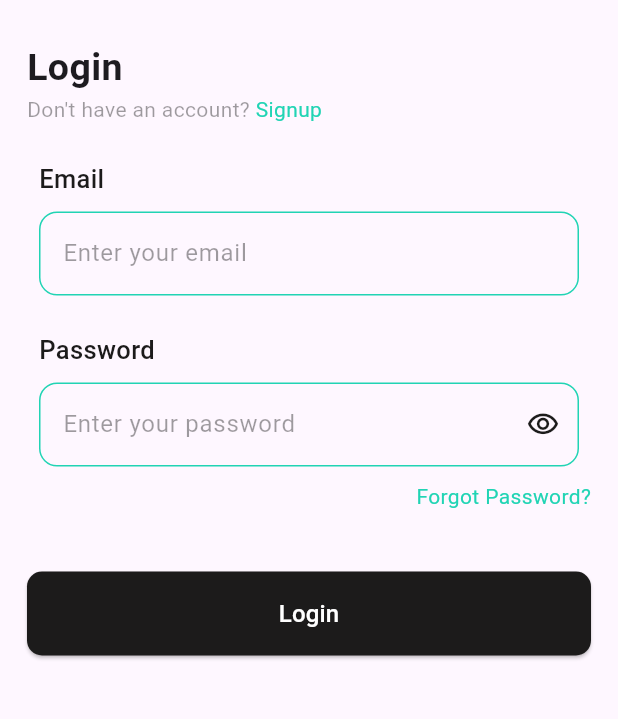
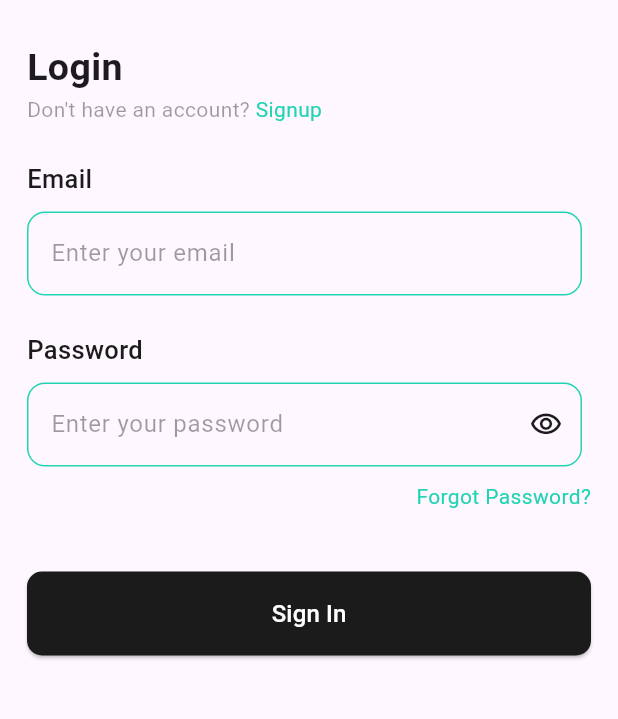
Before and after one commit to Iamuosif/QuickMart, a Flutter app: the screen it shows after launch, after a tap on "Skip for now", after a tap on "Login", on a phone screen of 412 x 824 dp, the part 153-872 px from its top. Run offline on Flutter 3.47's test engine with Material 3 defaults, Android fonts, the phone set to English and light mode, and no system bars; our stand-ins replace bloc, flutter_bloc, fluttertoast, get_it, go_router, shared_preferences and 2 more; accounts and stored records are empty.

Commit message:
auth commit

```diff
--- a/lib/core/routes/app_router.dart
+++ b/lib/core/routes/app_router.dart
@@ -1,8 +1,10 @@
 import 'package:flutter_bloc/flutter_bloc.dart';
 import 'package:go_router/go_router.dart';
 import 'package:quick_mart/features/auth/presentation/cubit/auth_cubit.dart';
+import 'package:quick_mart/features/auth/presentation/view/forget_pass_view.dart';
 import 'package:quick_mart/features/auth/presentation/view/sign_in_view.dart';
 import 'package:quick_mart/features/auth/presentation/view/sign_up_view.dart';
+import 'package:quick_mart/features/home/presentation/home_view.dart';
 import 'package:quick_mart/features/onBoarding/view/on_borading_view.dart';
 import 'package:quick_mart/features/splash/view/splash_view.dart';
 
@@ -13,6 +15,15 @@ final GoRouter router = GoRouter(
       path: '/onBoarding',
       builder: (context, state) => const OnBoardingView(),
     ),
+    GoRoute(
+      path: '/forgotpassword',
+      builder:
+          (context, state) => BlocProvider(
+            create: (context) => AuthCubit(),
+            child: const ForgetPassView(),
+          ),
+    ),
+    GoRoute(path: '/home', builder: (context, state) => const HomeView()),
     GoRoute(
       path: '/signIn',
       builder:
--- a/lib/core/services/server_locator.dart
+++ b/lib/core/services/server_locator.dart
@@ -7,7 +7,4 @@ final getIt = GetIt.instance;
 void setupServiceLocator() {
   getIt.registerSingleton<CacheHelper>(CacheHelper());
   getIt.registerSingleton<AuthCubit>(AuthCubit());
-
-  // Alternatively you could write it if you don't like global variables
-  //GetIt.I.registerSingleton<CacheHelper>(CacheHelper());
 }
--- a/lib/features/auth/presentation/widget/custom_text_form_field.dart
+++ b/lib/features/auth/presentation/widget/custom_text_form_field.dart
@@ -16,7 +16,7 @@ class CustomTextFormField extends StatelessWidget {
   @override
   Widget build(BuildContext context) {
     return Padding(
-      padding: const EdgeInsets.only(top: 24, right: 8, left: 8),
+      padding: const EdgeInsets.only(top: 24, right: 6, left: 0),
       child: Column(
         crossAxisAlignment: CrossAxisAlignment.start,
         children: [
--- a/lib/features/auth/presentation/widget/password_text_form_field.dart
+++ b/lib/features/auth/presentation/widget/password_text_form_field.dart
@@ -24,7 +24,7 @@ class _PasswordTextFormFieldState extends State<PasswordTextFormField> {
   @override
   Widget build(BuildContext context) {
     return Padding(
-      padding: const EdgeInsets.only(top: 24, right: 8, left: 8),
+      padding: const EdgeInsets.only(top: 24, right: 6, left: 0),
       child: Column(
         crossAxisAlignment: CrossAxisAlignment.start,
         children: [
--- a/lib/features/auth/presentation/widget/sign_in_form.dart
+++ b/lib/features/auth/presentation/widget/sign_in_form.dart
@@ -1,6 +1,7 @@
 import 'package:flutter/material.dart';
 import 'package:flutter_bloc/flutter_bloc.dart';
 import 'package:quick_mart/core/functions/navigation.dart';
+import 'package:quick_mart/core/utils/app_colors.dart';
 import 'package:quick_mart/core/utils/app_strings.dart';
 import 'package:quick_mart/core/widget/custom_button.dart';
 import 'package:quick_mart/core/widget/custom_toast.dart';
@@ -18,16 +19,16 @@ class SignInForm extends StatelessWidget {
     AuthCubit authCubit = BlocProvider.of<AuthCubit>(context);
     return BlocConsumer<AuthCubit, AuthState>(
       listener: (context, state) {
-        if (state is SignUpSccuessState) {
+        if (state is SignInSccuessState) {
           showToast(msg: "Account Created Successfully");
-          customReplacementNavigate(context, '/signIn');
-        } else if (state is SignUpFailureState) {
+          customReplacementNavigate(context, '/home');
+        } else if (state is SignInFailureState) {
           showToast(msg: state.errMessage);
         }
       },
       builder: (context, state) {
         return Form(
-          key: authCubit.signUpFormKey,
+          key: authCubit.signInFormKey,
           child: Column(
             children: [
               CustomTextFormField(
@@ -47,8 +48,10 @@ class SignInForm extends StatelessWidget {
               SizedBox(height: 10),
               ForgotPasswordTextWidget(),
               SizedBox(height: 40),
-              CustomBtn(
-                text: AppStrings.login,
+              state is SignInLoadingState
+                  ? CircularProgressIndicator(color: AppColors.cyan)
+                  : CustomBtn(
+                    text: AppStrings.signin,
                     onPressed: () async {
                       if (authCubit.signInFormKey.currentState!.validate()) {
                         await authCubit.signInwithEmailAndPassword();
--- /dev/null
+++ b/lib/features/onBoarding/function/on_boarding_visited.dart
@@ -0,0 +1,6 @@
+import 'package:quick_mart/core/database/cache/cache_helper.dart';
+import 'package:quick_mart/core/services/server_locator.dart';
+
+void isonBoardingVisited() {
+  getIt<CacheHelper>().saveData(key: 'isonBoardingVisited', value: true);
+}
--- a/lib/features/onBoarding/widget/get_buttons.dart
+++ b/lib/features/onBoarding/widget/get_buttons.dart
@@ -3,6 +3,7 @@ import 'package:quick_mart/core/functions/navigation.dart';
 import 'package:quick_mart/core/utils/app_colors.dart';
 import 'package:quick_mart/core/widget/custom_button.dart';
 import 'package:quick_mart/features/onBoarding/data/model/on_boarding_model.dart';
+import 'package:quick_mart/features/onBoarding/function/on_boarding_visited.dart';
 
 class GetButtons extends StatelessWidget {
   const GetButtons({
@@ -29,6 +30,7 @@ class GetButtons extends StatelessWidget {
           width: 160,
           text: 'Login',
           onPressed: () {
+            isonBoardingVisited();
             customReplacementNavigate(context, '/signIn');
           },
           color: AppColors.white,
@@ -39,6 +41,7 @@ class GetButtons extends StatelessWidget {
           height: 56,
           child: ElevatedButton(
             onPressed: () {
+              isonBoardingVisited();
               customReplacementNavigate(context, '/signUp');
             },
             style: ElevatedButton.styleFrom(
--- a/lib/features/onBoarding/widget/on_boarding_body_widget.dart
+++ b/lib/features/onBoarding/widget/on_boarding_body_widget.dart
@@ -3,6 +3,7 @@ import 'package:quick_mart/core/functions/navigation.dart';
 import 'package:quick_mart/core/utils/app_assets.dart';
 import 'package:quick_mart/core/utils/app_colors.dart';
 import 'package:quick_mart/features/onBoarding/data/model/on_boarding_model.dart';
+import 'package:quick_mart/features/onBoarding/function/on_boarding_visited.dart';
 import 'package:quick_mart/features/onBoarding/widget/custom_nav_bar.dart';
 import 'package:quick_mart/features/onBoarding/widget/custom_smooth_page_indicator.dart';
 import 'package:quick_mart/features/onBoarding/widget/get_buttons.dart';
@@ -67,6 +68,7 @@ class OnBoardingBodyWidget extends StatelessWidget {
                                 ),
                             CustomNavBar(
                               onTap: () {
+                                isonBoardingVisited();
                                 customReplacementNavigate(context, '/signUp');
                               },
                             ),
--- a/lib/features/splash/view/splash_view.dart
+++ b/lib/features/splash/view/splash_view.dart
@@ -1,6 +1,10 @@
 import 'package:flutter/material.dart';
+import 'package:quick_mart/core/database/cache/cache_helper.dart'
+    show CacheHelper;
 import 'package:quick_mart/core/functions/navigation.dart';
+import 'package:quick_mart/core/services/server_locator.dart';
 import 'package:quick_mart/core/utils/app_assets.dart';
+import 'package:supabase_flutter/supabase_flutter.dart';
 
 class SplashView extends StatefulWidget {
   const SplashView({super.key});
@@ -12,8 +16,15 @@ class SplashView extends StatefulWidget {
 class _SplashViewState extends State<SplashView> {
   @override
   void initState() {
-    delayedNavigate(context, '/onBoarding');
-
+    bool isonBoardingVisited =
+        getIt<CacheHelper>().getData(key: 'isonBoardingVisited') ?? false;
+    if (isonBoardingVisited == true) {
+      Supabase.instance.client.auth.currentUser == null
+          ? delayedNavigate(context, '/signIn')
+          : delayedNavigate(context, '/home');
+    } else {
+      delayedNavigate(context, '/onBoarding');
+    }
     super.initState();
   }
 
--- a/lib/main.dart
+++ b/lib/main.dart
@@ -14,7 +14,7 @@ void main() async {
   );
   checkCurrentUserState();
   setupServiceLocator();
-
+  await getIt<CacheHelper>().init();
   runApp(const QuickMart());
 }
 
```
Also changed, not shown: lib/core/database/cache/cache_helper.dart (+9 -12 lines), lib/features/auth/presentation/view/forget_pass_view.dart (added, +142 -0 lines), lib/features/home/presentation/home_view.dart (added, +22 -0 lines). Lines whose indentation alone changed are shown as unchanged.
